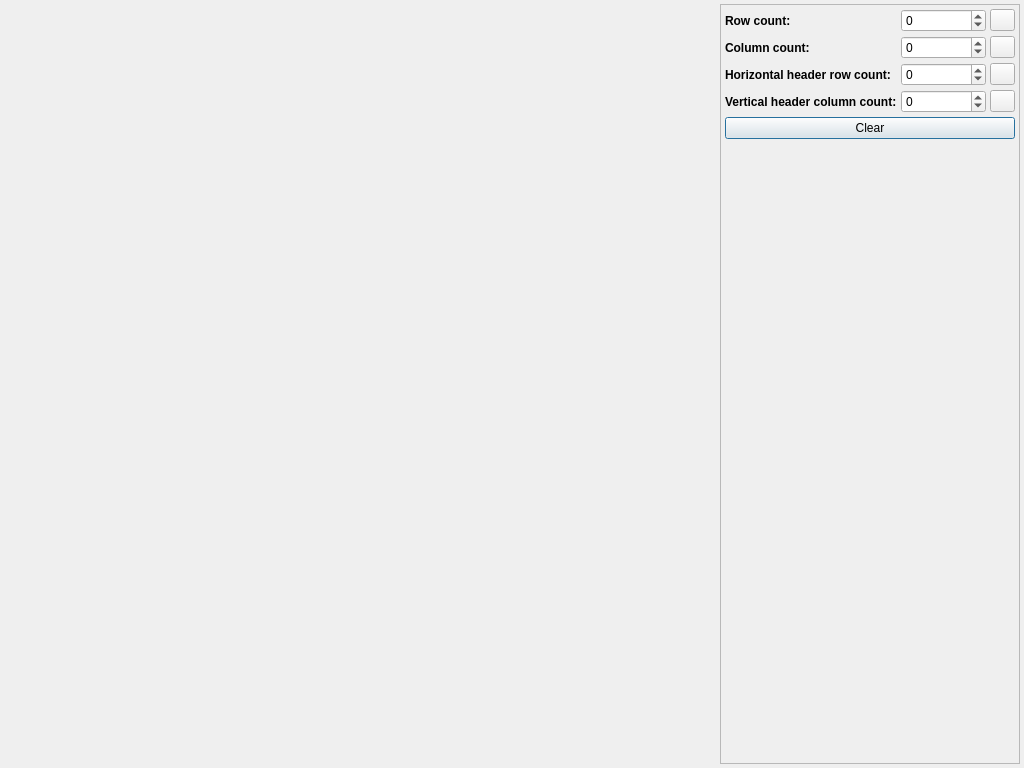
Qt form src/controller/controllerdialog.ui (Gris87/Qt_FastTableWidget) before a commit.
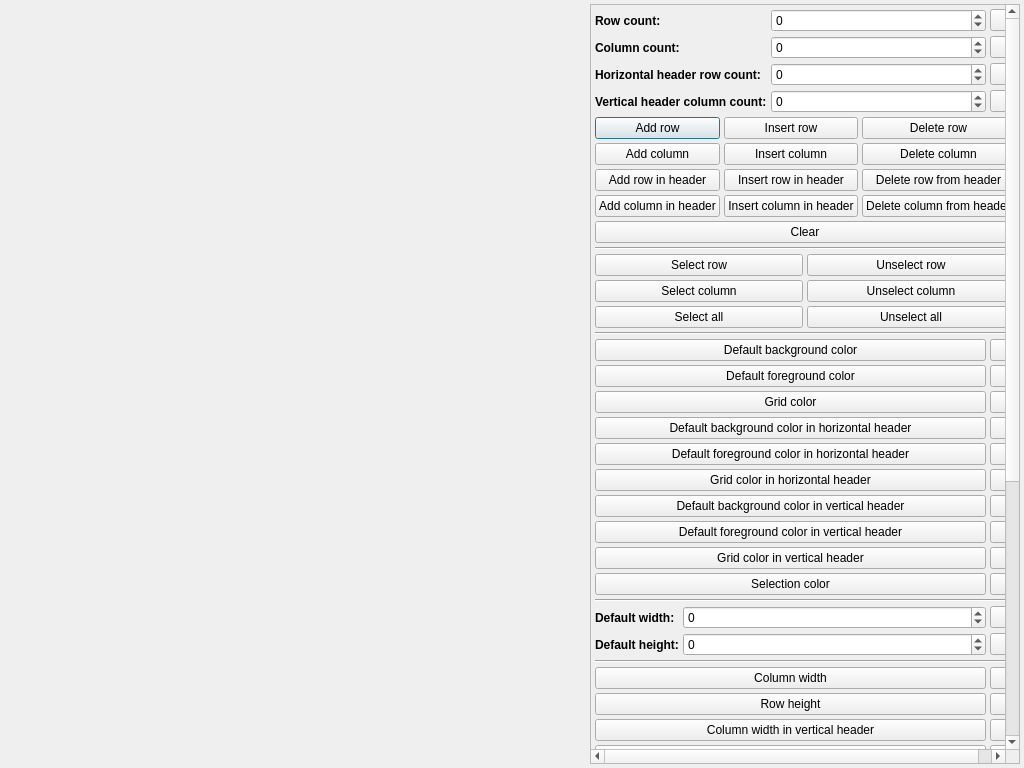
The same form after that commit. Icons and pictures are not drawn.

Diff of the .ui file:
```diff
--- a/src/controller/controllerdialog.ui
+++ b/src/controller/controllerdialog.ui
@@ -48,7 +48,7 @@
      </property>
      <property name="minimumSize">
       <size>
-       <width>300</width>
+       <width>406</width>
        <height>0</height>
       </size>
      </property>
@@ -60,8 +60,8 @@
        <rect>
         <x>0</x>
         <y>0</y>
-        <width>298</width>
-        <height>758</height>
+        <width>387</width>
+        <height>1265</height>
        </rect>
       </property>
       <layout class="QVBoxLayout" name="verticalLayout">
@@ -274,6 +274,97 @@
          </item>
         </layout>
        </item>
+       <item>
+        <layout class="QGridLayout" name="gridLayout_3">
+         <property name="spacing">
+          <number>4</number>
+         </property>
+         <item row="0" column="1">
+          <widget class="QPushButton" name="clearButton_7">
+           <property name="text">
+            <string>Add row</string>
+           </property>
+          </widget>
+         </item>
+         <item row="0" column="2">
+          <widget class="QPushButton" name="clearButton_8">
+           <property name="text">
+            <string>Insert row</string>
+           </property>
+          </widget>
+         </item>
+         <item row="0" column="3">
+          <widget class="QPushButton" name="clearButton_9">
+           <property name="text">
+            <string>Delete row</string>
+           </property>
+          </widget>
+         </item>
+         <item row="1" column="1">
+          <widget class="QPushButton" name="clearButton_10">
+           <property name="text">
+            <string>Add column</string>
+           </property>
+          </widget>
+         </item>
+         <item row="1" column="2">
+          <widget class="QPushButton" name="clearButton_11">
+           <property name="text">
+            <string>Insert column</string>
+           </property>
+          </widget>
+         </item>
+         <item row="1" column="3">
+          <widget class="QPushButton" name="clearButton_12">
+           <property name="text">
+            <string>Delete column</string>
+           </property>
+          </widget>
+         </item>
+         <item row="7" column="2">
+          <widget class="QPushButton" name="clearButton_16">
+           <property name="text">
+            <string>Insert column in header</string>
+           </property>
+          </widget>
+         </item>
+         <item row="4" column="1">
+          <widget class="QPushButton" name="clearButton_17">
+           <property name="text">
+            <string>Add row in header</string>
+           </property>
+          </widget>
+         </item>
+         <item row="7" column="1">
+          <widget class="QPushButton" name="clearButton_15">
+           <property name="text">
+            <string>Add column in header</string>
+           </property>
+          </widget>
+         </item>
+         <item row="7" column="3">
+          <widget class="QPushButton" name="clearButton_14">
+           <property name="text">
+            <string>Delete column from header</string>
+           </property>
+          </widget>
+         </item>
+         <item row="4" column="2">
+          <widget class="QPushButton" name="clearButton_19">
+           <property name="text">
+            <string>Insert row in header</string>
+           </property>
+          </widget>
+         </item>
+         <item row="4" column="3">
+          <widget class="QPushButton" name="clearButton_18">
+           <property name="text">
+            <string>Delete row from header</string>
+           </property>
+          </widget>
+         </item>
+        </layout>
+       </item>
        <item>
         <widget class="QPushButton" name="clearButton">
          <property name="text">
@@ -281,6 +372,1051 @@
          </property>
         </widget>
        </item>
+       <item>
+        <widget class="Line" name="line_7">
+         <property name="orientation">
+          <enum>Qt::Horizontal</enum>
+         </property>
+        </widget>
+       </item>
+       <item>
+        <layout class="QGridLayout" name="gridLayout_2">
+         <item row="0" column="0">
+          <widget class="QPushButton" name="clearButton_2">
+           <property name="text">
+            <string>Select row</string>
+           </property>
+          </widget>
+         </item>
+         <item row="0" column="1">
+          <widget class="QPushButton" name="clearButton_3">
+           <property name="text">
+            <string>Unselect row</string>
+           </property>
+          </widget>
+         </item>
+         <item row="1" column="0">
+          <widget class="QPushButton" name="clearButton_4">
+           <property name="text">
+            <string>Select column</string>
+           </property>
+          </widget>
+         </item>
+         <item row="2" column="0">
+          <widget class="QPushButton" name="clearButton_5">
+           <property name="text">
+            <string>Select all</string>
+           </property>
+          </widget>
+         </item>
+         <item row="2" column="1">
+          <widget class="QPushButton" name="clearButton_6">
+           <property name="text">
+            <string>Unselect all</string>
+           </property>
+          </widget>
+         </item>
+         <item row="1" column="1">
+          <widget class="QPushButton" name="clearButton_13">
+           <property name="text">
+            <string>Unselect column</string>
+           </property>
+          </widget>
+         </item>
+        </layout>
+       </item>
+       <item>
+        <widget class="Line" name="line_6">
+         <property name="orientation">
+          <enum>Qt::Horizontal</enum>
+         </property>
+        </widget>
+       </item>
+       <item>
+        <layout class="QGridLayout" name="gridLayout_5">
+         <property name="spacing">
+          <number>4</number>
+         </property>
+         <item row="1" column="0">
+          <widget class="QPushButton" name="clearButton_20">
+           <property name="text">
+            <string>Default background color</string>
+           </property>
+          </widget>
+         </item>
+         <item row="1" column="1">
+          <widget class="QPushButton" name="rowCountButton_3">
+           <property name="maximumSize">
+            <size>
+             <width>25</width>
+             <height>16777215</height>
+            </size>
+           </property>
+           <property name="text">
+            <string/>
+           </property>
+           <property name="icon">
+            <iconset resource="../../Resources.qrc">
+             <normaloff>:/images/find.png</normaloff>:/images/find.png</iconset>
+           </property>
+           <property name="autoDefault">
+            <bool>false</bool>
+           </property>
+          </widget>
+         </item>
+         <item row="2" column="0">
+          <widget class="QPushButton" name="clearButton_21">
+           <property name="text">
+            <string>Default foreground color</string>
+           </property>
+          </widget>
+         </item>
+         <item row="3" column="0">
+          <widget class="QPushButton" name="clearButton_22">
+           <property name="text">
+            <string>Grid color</string>
+           </property>
+          </widget>
+         </item>
+         <item row="4" column="0">
+          <widget class="QPushButton" name="clearButton_27">
+           <property name="text">
+            <string>Default background color in horizontal header</string>
+           </property>
+          </widget>
+         </item>
+         <item row="5" column="0">
+          <widget class="QPushButton" name="clearButton_28">
+           <property name="text">
+            <string>Default foreground color in horizontal header</string>
+           </property>
+          </widget>
+         </item>
+         <item row="6" column="0">
+          <widget class="QPushButton" name="clearButton_29">
+           <property name="text">
+            <string>Grid color in horizontal header</string>
+           </property>
+          </widget>
+         </item>
+         <item row="7" column="0">
+          <widget class="QPushButton" name="clearButton_30">
+           <property name="text">
+            <string>Default background color in vertical header</string>
+           </property>
+          </widget>
+         </item>
+         <item row="8" column="0">
+          <widget class="QPushButton" name="clearButton_31">
+           <property name="text">
+            <string>Default foreground color in vertical header</string>
+           </property>
+          </widget>
+         </item>
+         <item row="9" column="0">
+          <widget class="QPushButton" name="clearButton_32">
+           <property name="text">
+            <string>Grid color in vertical header</string>
+           </property>
+          </widget>
+         </item>
+         <item row="10" column="0">
+          <widget class="QPushButton" name="clearButton_23">
+           <property name="text">
+            <string>Selection color</string>
+           </property>
+          </widget>
+         </item>
+         <item row="2" column="1">
+          <widget class="QPushButton" name="rowCountButton_4">
+           <property name="maximumSize">
+            <size>
+             <width>25</width>
+             <height>16777215</height>
+            </size>
+           </property>
+           <property name="text">
+            <string/>
+           </property>
+           <property name="icon">
+            <iconset resource="../../Resources.qrc">
+             <normaloff>:/images/find.png</normaloff>:/images/find.png</iconset>
+           </property>
+           <property name="autoDefault">
+            <bool>false</bool>
+           </property>
+          </widget>
+         </item>
+         <item row="3" column="1">
+          <widget class="QPushButton" name="rowCountButton_5">
+           <property name="maximumSize">
+            <size>
+             <width>25</width>
+             <height>16777215</height>
+            </size>
+           </property>
+           <property name="text">
+            <string/>
+           </property>
+           <property name="icon">
+            <iconset resource="../../Resources.qrc">
+             <normaloff>:/images/find.png</normaloff>:/images/find.png</iconset>
+           </property>
+           <property name="autoDefault">
+            <bool>false</bool>
+           </property>
+          </widget>
+         </item>
+         <item row="4" column="1">
+          <widget class="QPushButton" name="rowCountButton_6">
+           <property name="maximumSize">
+            <size>
+             <width>25</width>
+             <height>16777215</height>
+            </size>
+           </property>
+           <property name="text">
+            <string/>
+           </property>
+           <property name="icon">
+            <iconset resource="../../Resources.qrc">
+             <normaloff>:/images/find.png</normaloff>:/images/find.png</iconset>
+           </property>
+           <property name="autoDefault">
+            <bool>false</bool>
+           </property>
+          </widget>
+         </item>
+         <item row="5" column="1">
+          <widget class="QPushButton" name="rowCountButton_7">
+           <property name="maximumSize">
+            <size>
+             <width>25</width>
+             <height>16777215</height>
+            </size>
+           </property>
+           <property name="text">
+            <string/>
+           </property>
+           <property name="icon">
+            <iconset resource="../../Resources.qrc">
+             <normaloff>:/images/find.png</normaloff>:/images/find.png</iconset>
+           </property>
+           <property name="autoDefault">
+            <bool>false</bool>
+           </property>
+          </widget>
+         </item>
+         <item row="6" column="1">
+          <widget class="QPushButton" name="rowCountButton_8">
+           <property name="maximumSize">
+            <size>
+             <width>25</width>
+             <height>16777215</height>
+            </size>
+           </property>
+           <property name="text">
+            <string/>
+           </property>
+           <property name="icon">
+            <iconset resource="../../Resources.qrc">
+             <normaloff>:/images/find.png</normaloff>:/images/find.png</iconset>
+           </property>
+           <property name="autoDefault">
+            <bool>false</bool>
+           </property>
+          </widget>
+         </item>
+         <item row="7" column="1">
+          <widget class="QPushButton" name="rowCountButton_9">
+           <property name="maximumSize">
+            <size>
+             <width>25</width>
+             <height>16777215</height>
+            </size>
+           </property>
+           <property name="text">
+            <string/>
+           </property>
+           <property name="icon">
+            <iconset resource="../../Resources.qrc">
+             <normaloff>:/images/find.png</normaloff>:/images/find.png</iconset>
+           </property>
+           <property name="autoDefault">
+            <bool>false</bool>
+           </property>
+          </widget>
+         </item>
+         <item row="8" column="1">
+          <widget class="QPushButton" name="rowCountButton_10">
+           <property name="maximumSize">
+            <size>
+             <width>25</width>
+             <height>16777215</height>
+            </size>
+           </property>
+           <property name="text">
+            <string/>
+           </property>
+           <property name="icon">
+            <iconset resource="../../Resources.qrc">
+             <normaloff>:/images/find.png</normaloff>:/images/find.png</iconset>
+           </property>
+           <property name="autoDefault">
+            <bool>false</bool>
+           </property>
+          </widget>
+         </item>
+         <item row="9" column="1">
+          <widget class="QPushButton" name="rowCountButton_11">
+           <property name="maximumSize">
+            <size>
+             <width>25</width>
+             <height>16777215</height>
+            </size>
+           </property>
+           <property name="text">
+            <string/>
+           </property>
+           <property name="icon">
+            <iconset resource="../../Resources.qrc">
+             <normaloff>:/images/find.png</normaloff>:/images/find.png</iconset>
+           </property>
+           <property name="autoDefault">
+            <bool>false</bool>
+           </property>
+          </widget>
+         </item>
+         <item row="10" column="1">
+          <widget class="QPushButton" name="rowCountButton_12">
+           <property name="maximumSize">
+            <size>
+             <width>25</width>
+             <height>16777215</height>
+            </size>
+           </property>
+           <property name="text">
+            <string/>
+           </property>
+           <property name="icon">
+            <iconset resource="../../Resources.qrc">
+             <normaloff>:/images/find.png</normaloff>:/images/find.png</iconset>
+           </property>
+           <property name="autoDefault">
+            <bool>false</bool>
+           </property>
+          </widget>
+         </item>
+        </layout>
+       </item>
+       <item>
+        <widget class="Line" name="line_5">
+         <property name="orientation">
+          <enum>Qt::Horizontal</enum>
+         </property>
+        </widget>
+       </item>
+       <item>
+        <layout class="QGridLayout" name="gridLayout_4">
+         <property name="spacing">
+          <number>4</number>
+         </property>
+         <item row="0" column="0">
+          <widget class="QLabel" name="rowCountLabel_2">
+           <property name="sizePolicy">
+            <sizepolicy hsizetype="Maximum" vsizetype="Preferred">
+             <horstretch>0</horstretch>
+             <verstretch>0</verstretch>
+            </sizepolicy>
+           </property>
+           <property name="font">
+            <font>
+             <weight>75</weight>
+             <bold>true</bold>
+            </font>
+           </property>
+           <property name="text">
+            <string>Default width:</string>
+           </property>
+          </widget>
+         </item>
+         <item row="0" column="1">
+          <widget class="QSpinBox" name="rowCountSpinBox_2">
+           <property name="minimum">
+            <number>-1</number>
+           </property>
+           <property name="maximum">
+            <number>1000000</number>
+           </property>
+          </widget>
+         </item>
+         <item row="1" column="0">
+          <widget class="QLabel" name="columnCountLabel_2">
+           <property name="sizePolicy">
+            <sizepolicy hsizetype="Maximum" vsizetype="Preferred">
+             <horstretch>0</horstretch>
+             <verstretch>0</verstretch>
+            </sizepolicy>
+           </property>
+           <property name="font">
+            <font>
+             <weight>75</weight>
+             <bold>true</bold>
+            </font>
+           </property>
+           <property name="text">
+            <string>Default height:</string>
+           </property>
+          </widget>
+         </item>
+         <item row="1" column="1">
+          <widget class="QSpinBox" name="columnCountSpinBox_2">
+           <property name="minimum">
+            <number>-1</number>
+           </property>
+           <property name="maximum">
+            <number>1000000</number>
+           </property>
+          </widget>
+         </item>
+         <item row="0" column="2">
+          <widget class="QPushButton" name="rowCountButton_2">
+           <property name="maximumSize">
+            <size>
+             <width>25</width>
+             <height>16777215</height>
+            </size>
+           </property>
+           <property name="text">
+            <string/>
+           </property>
+           <property name="icon">
+            <iconset resource="../../Resources.qrc">
+             <normaloff>:/images/find.png</normaloff>:/images/find.png</iconset>
+           </property>
+           <property name="autoDefault">
+            <bool>false</bool>
+           </property>
+          </widget>
+         </item>
+         <item row="1" column="2">
+          <widget class="QPushButton" name="columnCountButton_2">
+           <property name="maximumSize">
+            <size>
+             <width>25</width>
+             <height>16777215</height>
+            </size>
+           </property>
+           <property name="text">
+            <string/>
+           </property>
+           <property name="icon">
+            <iconset resource="../../Resources.qrc">
+             <normaloff>:/images/find.png</normaloff>:/images/find.png</iconset>
+           </property>
+           <property name="autoDefault">
+            <bool>false</bool>
+           </property>
+          </widget>
+         </item>
+        </layout>
+       </item>
+       <item>
+        <widget class="Line" name="line_4">
+         <property name="orientation">
+          <enum>Qt::Horizontal</enum>
+         </property>
+        </widget>
+       </item>
+       <item>
+        <layout class="QGridLayout" name="gridLayout_6">
+         <property name="spacing">
+          <number>4</number>
+         </property>
+         <item row="0" column="0">
+          <widget class="QPushButton" name="clearButton_24">
+           <property name="text">
+            <string>Column width</string>
+           </property>
+          </widget>
+         </item>
+         <item row="3" column="0">
+          <widget class="QPushButton" name="clearButton_26">
+           <property name="text">
+            <string>Column width in vertical header</string>
+           </property>
+          </widget>
+         </item>
+         <item row="4" column="0">
+          <widget class="QPushButton" name="clearButton_33">
+           <property name="text">
+            <string>Row height in horizontal header</string>
+           </property>
+          </widget>
+         </item>
+         <item row="2" column="0">
+          <widget class="QPushButton" name="clearButton_25">
+           <property name="text">
+            <string>Row height</string>
+           </property>
+          </widget>
+         </item>
+         <item row="0" column="1">
+          <widget class="QPushButton" name="columnCountButton_3">
+           <property name="maximumSize">
+            <size>
+             <width>25</width>
+             <height>16777215</height>
+            </size>
+           </property>
+           <property name="text">
+            <string/>
+           </property>
+           <property name="icon">
+            <iconset resource="../../Resources.qrc">
+             <normaloff>:/images/find.png</normaloff>:/images/find.png</iconset>
+           </property>
+           <property name="autoDefault">
+            <bool>false</bool>
+           </property>
+          </widget>
+         </item>
+         <item row="2" column="1">
+          <widget class="QPushButton" name="columnCountButton_4">
+           <property name="maximumSize">
+            <size>
+             <width>25</width>
+             <height>16777215</height>
+            </size>
+           </property>
+           <property name="text">
+            <string/>
+           </property>
+           <property name="icon">
+            <iconset resource="../../Resources.qrc">
+             <normaloff>:/images/find.png</normaloff>:/images/find.png</iconset>
+           </property>
+           <property name="autoDefault">
+            <bool>false</bool>
+           </property>
+          </widget>
+         </item>
+         <item row="3" column="1">
+          <widget class="QPushButton" name="columnCountButton_5">
+           <property name="maximumSize">
+            <size>
+             <width>25</width>
+             <height>16777215</height>
+            </size>
+           </property>
+           <property name="text">
+            <string/>
+           </property>
+           <property name="icon">
+            <iconset resource="../../Resources.qrc">
+             <normaloff>:/images/find.png</normaloff>:/images/find.png</iconset>
+           </property>
+           <property name="autoDefault">
+            <bool>false</bool>
+           </property>
+          </widget>
+         </item>
+         <item row="4" column="1">
+          <widget class="QPushButton" name="columnCountButton_6">
+           <property name="maximumSize">
+            <size>
+             <width>25</width>
+             <height>16777215</height>
+            </size>
+           </property>
+           <property name="text">
+            <string/>
+           </property>
+           <property name="icon">
+            <iconset resource="../../Resources.qrc">
+             <normaloff>:/images/find.png</normaloff>:/images/find.png</iconset>
+           </property>
+           <property name="autoDefault">
+            <bool>false</bool>
+           </property>
+          </widget>
+         </item>
+        </layout>
+       </item>
+       <item>
+        <widget class="Line" name="line_3">
+         <property name="orientation">
+          <enum>Qt::Horizontal</enum>
+         </property>
+        </widget>
+       </item>
+       <item>
+        <layout class="QGridLayout" name="gridLayout_7">
+         <item row="0" column="0">
+          <widget class="QLabel" name="label">
+           <property name="font">
+            <font>
+             <weight>75</weight>
+             <bold>true</bold>
+            </font>
+           </property>
+           <property name="text">
+            <string>Total width</string>
+           </property>
+          </widget>
+         </item>
+         <item row="0" column="1">
+          <widget class="QPushButton" name="columnCountButton_7">
+           <property name="maximumSize">
+            <size>
+             <width>25</width>
+             <height>16777215</height>
+            </size>
+           </property>
+           <property name="text">
+            <string/>
+           </property>
+           <property name="icon">
+            <iconset resource="../../Resources.qrc">
+             <normaloff>:/images/find.png</normaloff>:/images/find.png</iconset>
+           </property>
+           <property name="autoDefault">
+            <bool>false</bool>
+           </property>
+          </widget>
+         </item>
+         <item row="1" column="0">
+          <widget class="QLabel" name="label_2">
+           <property name="font">
+            <font>
+             <weight>75</weight>
+             <bold>true</bold>
+            </font>
+           </property>
+           <property name="text">
+            <string>Total height</string>
+           </property>
+          </widget>
+         </item>
+         <item row="2" column="0">
+          <widget class="QLabel" name="label_3">
+           <property name="font">
+            <font>
+             <weight>75</weight>
+             <bold>true</bold>
+            </font>
+           </property>
+           <property name="text">
+            <string>Vertical header total width</string>
+           </property>
+          </widget>
+         </item>
+         <item row="3" column="0">
+          <widget class="QLabel" name="label_4">
+           <property name="font">
+            <font>
+             <weight>75</weight>
+             <bold>true</bold>
+            </font>
+           </property>
+           <property name="text">
+            <string>Horizontal header total height</string>
+           </property>
+          </widget>
+         </item>
+         <item row="6" column="0">
+          <widget class="QLabel" name="label_5">
+           <property name="font">
+            <font>
+             <weight>75</weight>
+             <bold>true</bold>
+            </font>
+           </property>
+           <property name="text">
+            <string>Vertical header visible ranges</string>
+           </property>
+          </widget>
+         </item>
+         <item row="5" column="0">
+          <widget class="QLabel" name="label_6">
+           <property name="font">
+            <font>
+             <weight>75</weight>
+             <bold>true</bold>
+            </font>
+           </property>
+           <property name="text">
+            <string>Horizontal header visible ranges</string>
+           </property>
+          </widget>
+         </item>
+         <item row="4" column="0">
+          <widget class="QLabel" name="label_7">
+           <property name="font">
+            <font>
+             <weight>75</weight>
+             <bold>true</bold>
+            </font>
+           </property>
+           <property name="text">
+            <string>Visible ranges</string>
+           </property>
+          </widget>
+         </item>
+         <item row="6" column="1">
+          <widget class="QPushButton" name="columnCountButton_8">
+           <property name="maximumSize">
+            <size>
+             <width>25</width>
+             <height>16777215</height>
+            </size>
+           </property>
+           <property name="text">
+            <string/>
+           </property>
+           <property name="icon">
+            <iconset resource="../../Resources.qrc">
+             <normaloff>:/images/find.png</normaloff>:/images/find.png</iconset>
+           </property>
+           <property name="autoDefault">
+            <bool>false</bool>
+           </property>
+          </widget>
+         </item>
+         <item row="5" column="1">
+          <widget class="QPushButton" name="columnCountButton_9">
+           <property name="maximumSize">
+            <size>
+             <width>25</width>
+             <height>16777215</height>
+            </size>
+           </property>
+           <property name="text">
+            <string/>
+           </property>
+           <property name="icon">
+            <iconset resource="../../Resources.qrc">
+             <normaloff>:/images/find.png</normaloff>:/images/find.png</iconset>
+           </property>
+           <property name="autoDefault">
+            <bool>false</bool>
+           </property>
+          </widget>
+         </item>
+         <item row="4" column="1">
+          <widget class="QPushButton" name="columnCountButton_10">
+           <property name="maximumSize">
+            <size>
+             <width>25</width>
+             <height>16777215</height>
+            </size>
+           </property>
+           <property name="text">
+            <string/>
+           </property>
+           <property name="icon">
+            <iconset resource="../../Resources.qrc">
+             <normaloff>:/images/find.png</normaloff>:/images/find.png</iconset>
+           </property>
+           <property name="autoDefault">
+            <bool>false</bool>
+           </property>
+          </widget>
+         </item>
+         <item row="3" column="1">
+          <widget class="QPushButton" name="columnCountButton_11">
+           <property name="maximumSize">
+            <size>
+             <width>25</width>
+             <height>16777215</height>
+            </size>
+           </property>
+           <property name="text">
+            <string/>
+           </property>
+           <property name="icon">
+            <iconset resource="../../Resources.qrc">
+             <normaloff>:/images/find.png</normaloff>:/images/find.png</iconset>
+           </property>
+           <property name="autoDefault">
+            <bool>false</bool>
+           </property>
+          </widget>
+         </item>
+         <item row="2" column="1">
+          <widget class="QPushButton" name="columnCountButton_12">
+           <property name="maximumSize">
+            <size>
+             <width>25</width>
+             <height>16777215</height>
+            </size>
+           </property>
+           <property name="text">
+            <string/>
+           </property>
+           <property name="icon">
+            <iconset resource="../../Resources.qrc">
+             <normaloff>:/images/find.png</normaloff>:/images/find.png</iconset>
+           </property>
+           <property name="autoDefault">
+            <bool>false</bool>
+           </property>
+          </widget>
+         </item>
+         <item row="1" column="1">
+          <widget class="QPushButton" name="columnCountButton_13">
+           <property name="maximumSize">
+            <size>
+             <width>25</width>
+             <height>16777215</height>
+            </size>
+           </property>
+           <property name="text">
+            <string/>
+           </property>
+           <property name="icon">
+            <iconset resource="../../Resources.qrc">
+             <normaloff>:/images/find.png</normaloff>:/images/find.png</iconset>
+           </property>
+           <property name="autoDefault">
+            <bool>false</bool>
+           </property>
+          </widget>
+         </item>
+        </layout>
+       </item>
+       <item>
+        <widget class="Line" name="line_2">
+         <property name="orientation">
+          <enum>Qt::Horizontal</enum>
+         </property>
+        </widget>
+       </item>
+       <item>
+        <layout class="QGridLayout" name="gridLayout_8">
+         <property name="spacing">
+          <number>4</number>
+         </property>
+         <item row="0" column="0">
+          <widget class="QPushButton" name="clearButton_34">
+           <property name="text">
+            <string>Text</string>
+           </property>
+          </widget>
+         </item>
+         <item row="2" column="0">
+          <widget class="QPushButton" name="clearButton_35">
+           <property name="text">
+            <string>Text in vertical header</string>
+           </property>
+          </widget>
+         </item>
+         <item row="3" column="0">
+          <widget class="QPushButton" name="clearButton_36">
+           <property name="text">
+            <string>Text in horizontal header</string>
+           </property>
+          </widget>
+         </item>
+         <item row="0" column="1">
+          <widget class="QPushButton" name="columnCountButton_14">
+           <property name="maximumSize">
+            <size>
+             <width>25</width>
+             <height>16777215</height>
+            </size>
+           </property>
+           <property name="text">
+            <string/>
+           </property>
+           <property name="icon">
+            <iconset resource="../../Resources.qrc">
+             <normaloff>:/images/find.png</normaloff>:/images/find.png</iconset>
+           </property>
+           <property name="autoDefault">
+            <bool>false</bool>
+           </property>
+          </widget>
+         </item>
+         <item row="2" column="1">
+          <widget class="QPushButton" name="columnCountButton_16">
+           <property name="maximumSize">
+            <size>
+             <width>25</width>
+             <height>16777215</height>
+            </size>
+           </property>
+           <property name="text">
+            <string/>
+           </property>
+           <property name="icon">
+            <iconset resource="../../Resources.qrc">
+             <normaloff>:/images/find.png</normaloff>:/images/find.png</iconset>
+           </property>
+           <property name="autoDefault">
+            <bool>false</bool>
+           </property>
+          </widget>
+         </item>
+         <item row="3" column="1">
+          <widget class="QPushButton" name="columnCountButton_17">
+           <property name="maximumSize">
+            <size>
+             <width>25</width>
+             <height>16777215</height>
+            </size>
+           </property>
+           <property name="text">
+            <string/>
+           </property>
+           <property name="icon">
+            <iconset resource="../../Resources.qrc">
+             <normaloff>:/images/find.png</normaloff>:/images/find.png</iconset>
+           </property>
+           <property name="autoDefault">
+            <bool>false</bool>
+           </property>
+          </widget>
+         </item>
+        </layout>
+       </item>
+       <item>
+        <widget class="Line" name="line">
+         <property name="orientation">
+          <enum>Qt::Horizontal</enum>
+         </property>
+        </widget>
+       </item>
+       <item>
+        <layout class="QGridLayout" name="gridLayout_10">
+         <item row="0" column="1">
+          <widget class="QPushButton" name="columnCountButton_24">
+           <property name="maximumSize">
+            <size>
+             <width>25</width>
+             <height>16777215</height>
+            </size>
+           </property>
+           <property name="text">
+            <string/>
+           </property>
+           <property name="icon">
+            <iconset resource="../../Resources.qrc">
+             <normaloff>:/images/find.png</normaloff>:/images/find.png</iconset>
+           </property>
+           <property name="autoDefault">
+            <bool>false</bool>
+           </property>
+          </widget>
+         </item>
+         <item row="2" column="0">
+          <widget class="QLabel" name="label_16">
+           <property name="font">
+            <font>
+             <weight>75</weight>
+             <bold>true</bold>
+            </font>
+           </property>
+           <property name="text">
+            <string>Current selection</string>
+           </property>
+          </widget>
+         </item>
+         <item row="3" column="0">
+          <widget class="QLabel" name="label_17">
+           <property name="font">
+            <font>
+             <weight>75</weight>
+             <bold>true</bold>
+            </font>
+           </property>
+           <property name="text">
+            <string>Rows selected</string>
+           </property>
+          </widget>
+         </item>
+         <item row="4" column="0">
+          <widget class="QLabel" name="label_18">
+           <property name="font">
+            <font>
+             <weight>75</weight>
+             <bold>true</bold>
+            </font>
+           </property>
+           <property name="text">
+            <string>Columns selected</string>
+           </property>
+          </widget>
+         </item>
+         <item row="4" column="1">
+          <widget class="QPushButton" name="columnCountButton_28">
+           <property name="maximumSize">
+            <size>
+             <width>25</width>
+             <height>16777215</height>
+            </size>
+           </property>
+           <property name="text">
+            <string/>
+           </property>
+           <property name="icon">
+            <iconset resource="../../Resources.qrc">
+             <normaloff>:/images/find.png</normaloff>:/images/find.png</iconset>
+           </property>
+           <property name="autoDefault">
+            <bool>false</bool>
+           </property>
+          </widget>
+         </item>
+         <item row="3" column="1">
+          <widget class="QPushButton" name="columnCountButton_29">
+           <property name="maximumSize">
+            <size>
+             <width>25</width>
+             <height>16777215</height>
+            </size>
+           </property>
+           <property name="text">
+            <string/>
+           </property>
+           <property name="icon">
+            <iconset resource="../../Resources.qrc">
+             <normaloff>:/images/find.png</normaloff>:/images/find.png</iconset>
+           </property>
+           <property name="autoDefault">
+            <bool>false</bool>
+           </property>
+          </widget>
+         </item>
+         <item row="2" column="1">
+          <widget class="QPushButton" name="columnCountButton_30">
+           <property name="maximumSize">
+            <size>
+             <width>25</width>
+             <height>16777215</height>
+            </size>
+           </property>
+           <property name="text">
+            <string/>
+           </property>
+           <property name="icon">
+            <iconset resource="../../Resources.qrc">
+             <normaloff>:/images/find.png</normaloff>:/images/find.png</iconset>
+           </property>
+           <property name="autoDefault">
+            <bool>false</bool>
+           </property>
+          </widget>
+         </item>
+         <item row="0" column="0">
+          <widget class="QPushButton" name="clearButton_37">
+           <property name="text">
+            <string>Cell selected</string>
+           </property>
+          </widget>
+         </item>
+        </layout>
+       </item>
        <item>
         <spacer name="verticalSpacer">
          <property name="orientation">
```
